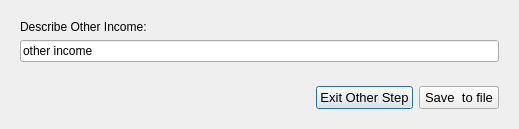
Old version of the form oom_cobi_loreto/Interview/other.ui in the repository Ecotrust/openoceanmap-desktop.
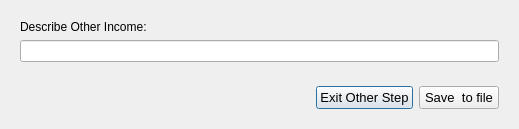
New version of the form.

```diff
--- a/oom_cobi_loreto/Interview/other.ui
+++ b/oom_cobi_loreto/Interview/other.ui
@@ -27,7 +27,7 @@
       <item>
        <widget class="QLineEdit" name="other_line" >
         <property name="text" >
-         <string>other income</string>
+         <string/>
         </property>
        </widget>
       </item>
```
